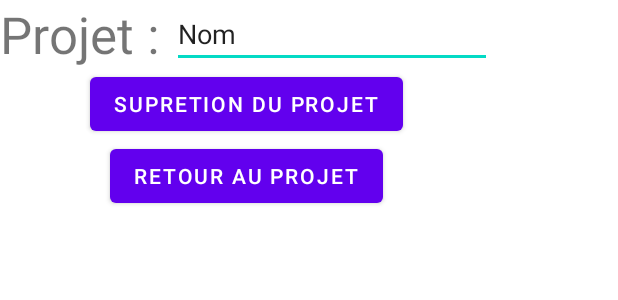
After one commit to 777Leinad77/my-piggy-bank, an Android app: the layout activity_projet_modif.xml on its own in the app's theme, with its tools: preview values and no code run, on a phone screen of 412 x 824 dp. The commit adds this screen. Shown: the top 300 px of the screen. Run offline under Robolectric (Android 15) with nearby library versions, the phone set to English and light mode, and no system bars.

Commit message:
creation operation fini

```diff
--- a/ProjetBudget/app/src/main/AndroidManifest.xml
+++ b/ProjetBudget/app/src/main/AndroidManifest.xml
@@ -9,6 +9,12 @@
         android:roundIcon="@mipmap/ic_launcher_round"
         android:supportsRtl="true"
         android:theme="@style/Theme.ProjetBudget">
+        <activity
+            android:name=".calendrier.CalendrierActivity"
+            android:exported="false" />
+        <activity
+            android:name=".projet.ProjetModif"
+            android:exported="false" />
         <activity
             android:name=".depense.OperationInfo"
             android:exported="false" />
--- a/ProjetBudget/app/src/main/java/com/example/projetbudget/BDD/BDHelper.java
+++ b/ProjetBudget/app/src/main/java/com/example/projetbudget/BDD/BDHelper.java
@@ -53,6 +53,8 @@ public class BDHelper extends SQLiteOpenHelper {
                 + ");";
         db.execSQL(req);
         ContentValues cv1 = new ContentValues();
+        cv1.put("Type", "Projet");
+        db.insert("Categorie",null, cv1);
         cv1.put("Type", "Vie quotidienne");
         db.insert("Categorie",null, cv1);
         cv1.put("Type", "Loisirs");
--- a/ProjetBudget/app/src/main/java/com/example/projetbudget/depense/GainDepense.java
+++ b/ProjetBudget/app/src/main/java/com/example/projetbudget/depense/GainDepense.java
@@ -199,9 +199,9 @@ public class GainDepense extends Fragment implements AdapterView.OnItemSelectedL
                         montantSint = Integer.parseInt(montantValeur);
                         sgbd.open();
                         sgbd.nouvOperationP(nomValeur, montantSint, String.valueOf(RB.getText()), idcat, idfrequ, DateFrequ);
-                        if (RB.getText() == "Gain"){
+                        if (RB.getText().length() == 4){
                             sgbd.valeurPlus(montantValeur);
-                        }else if(RB.getText() == "Dépense") {
+                        }else if(RB.getText().length() == 7) {
                             sgbd.valeurMoins(montantValeur);
                         }
                         sgbd.close();
--- /dev/null
+++ b/ProjetBudget/app/src/main/res/layout/activity_projet_modif.xml
@@ -0,0 +1,46 @@
+<?xml version="1.0" encoding="utf-8"?>
+<androidx.constraintlayout.widget.ConstraintLayout xmlns:android="http://schemas.android.com/apk/res/android"
+    xmlns:app="http://schemas.android.com/apk/res-auto"
+    xmlns:tools="http://schemas.android.com/tools"
+    android:layout_width="wrap_content"
+    android:layout_height="wrap_content"
+    tools:context=".projet.ProjetModif">
+
+    <EditText
+        android:id="@+id/ETModifiNom"
+        android:layout_width="wrap_content"
+        android:layout_height="wrap_content"
+        android:ems="10"
+        android:inputType="textPersonName"
+        android:text="Nom"
+        app:layout_constraintEnd_toEndOf="parent"
+        app:layout_constraintStart_toEndOf="@+id/textView8" />
+
+    <TextView
+        android:id="@+id/textView8"
+        android:layout_width="wrap_content"
+        android:layout_height="wrap_content"
+        android:text="Projet : "
+        android:textSize="34sp"
+        app:layout_constraintBottom_toBottomOf="@+id/ETModifiNom"
+        app:layout_constraintEnd_toStartOf="@+id/ETModifiNom"
+        app:layout_constraintStart_toStartOf="parent" />
+
+    <Button
+        android:id="@+id/BProjSupp"
+        android:layout_width="wrap_content"
+        android:layout_height="wrap_content"
+        android:text="Supretion du projet"
+        app:layout_constraintEnd_toEndOf="parent"
+        app:layout_constraintStart_toStartOf="parent"
+        app:layout_constraintTop_toBottomOf="@+id/ETModifiNom" />
+
+    <Button
+        android:id="@+id/BModifiRetour"
+        android:layout_width="wrap_content"
+        android:layout_height="wrap_content"
+        android:text="Retour au projet"
+        app:layout_constraintEnd_toEndOf="@+id/BProjSupp"
+        app:layout_constraintStart_toStartOf="@+id/BProjSupp"
+        app:layout_constraintTop_toBottomOf="@+id/BProjSupp" />
+</androidx.constraintlayout.widget.ConstraintLayout>
--- a/ProjetBudget/app/src/main/res/layout/gestion_depense.xml
+++ b/ProjetBudget/app/src/main/res/layout/gestion_operation.xml
@@ -20,7 +20,7 @@
             android:gravity="center"
             android:minHeight="?actionBarSize"
             android:padding="@dimen/appbar_padding"
-            android:text="Gestion Opération"
+            android:text="Nouvelle Opération"
             android:textAppearance="@style/TextAppearance.Widget.AppCompat.Toolbar.Title" />
 
     </com.google.android.material.appbar.AppBarLayout>
```
Also changed, not shown: ProjetBudget/app/src/main/java/com/example/projetbudget/BDD/GestionBD.java (+52 -6 lines), ProjetBudget/app/src/main/java/com/example/projetbudget/projet/ProjetInfo.java (+115 -20 lines), ProjetBudget/app/src/main/java/com/example/projetbudget/projet/ProjetModif.java (added, +48 -0 lines).
